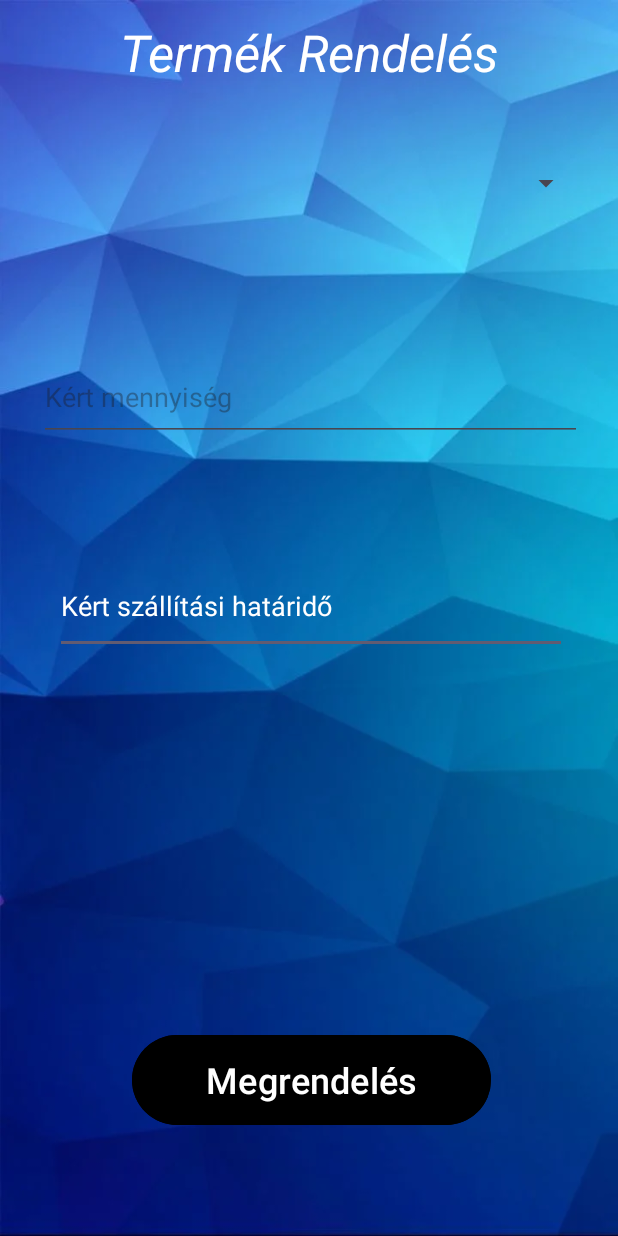
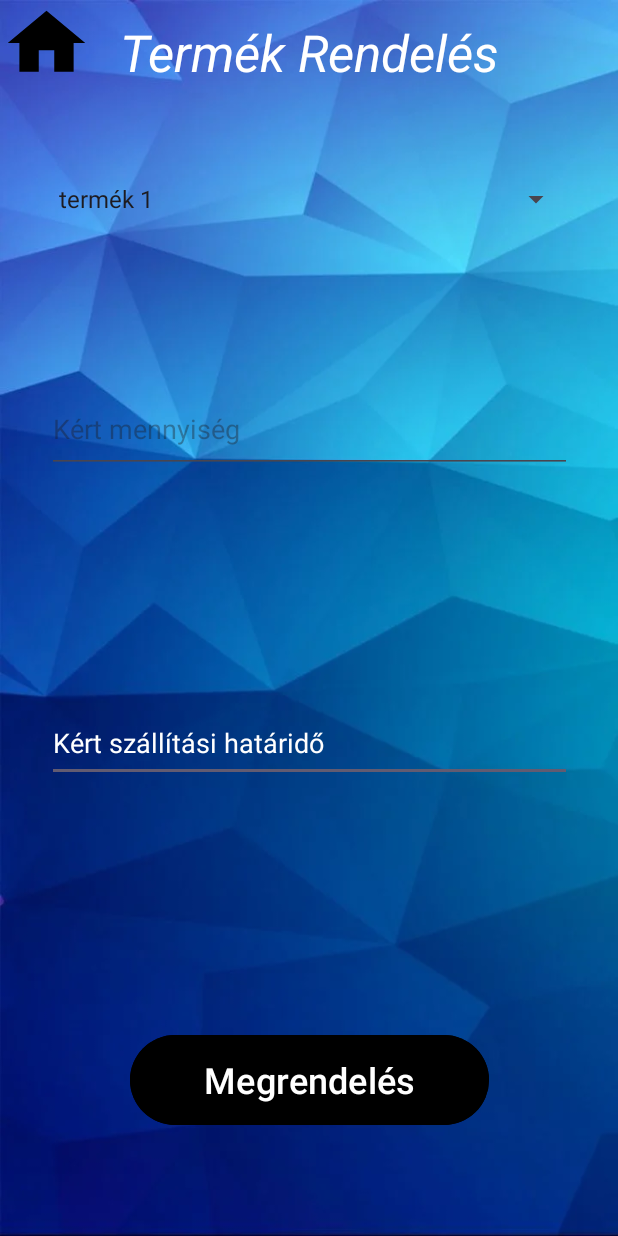
Before and after one commit to ropi0955/Android_Project, an Android app: the NewOrder screen opened directly, with no data from a screen before it, on a phone screen of 412 x 824 dp. Run offline under Robolectric (Android 15) with nearby library versions, the phone set to English and light mode, and no system bars.

Commit message:
bug fix on new order java and xml

```diff
--- a/app/src/main/java/hu/nje/tienda/pages/NewOrder.java
+++ b/app/src/main/java/hu/nje/tienda/pages/NewOrder.java
@@ -12,20 +12,25 @@ import android.widget.Toast;
 
 import hu.nje.tienda.R;
 
-public class NewOrder extends AppCompatActivity implements AdapterView.OnItemSelectedListener {
-
+public class NewOrder extends AppCompatActivity /*implements AdapterView.OnItemSelectedListener*/ {
+private Spinner spinner2;
     @Override
     protected void onCreate(Bundle savedInstanceState) {
         super.onCreate(savedInstanceState);
         setContentView(R.layout.activity_new_order);
 
-        Spinner spinner = findViewById(R.id.spinner2);
+        spinner2 = findViewById(R.id.spinner2);
+
+        initSpinner(R.array.howmanypieces,spinner2);
+    }
+       private void initSpinner(int resId, Spinner spinner)
+        {
         ArrayAdapter<CharSequence>adapter=ArrayAdapter.createFromResource(this,R.array.howmanypieces, android.R.layout.simple_spinner_item);
         adapter.setDropDownViewResource(android.R.layout.simple_spinner_dropdown_item);
-        spinner.setOnItemSelectedListener(this);
+        spinner.setAdapter(adapter);
     }
 
-    @Override
+   /* @Override
     public void onItemSelected(AdapterView<?> parent, View view, int position, long l) {
         String text= parent.getItemAtPosition(position).toString();
         Toast.makeText(parent.getContext(),text, Toast.LENGTH_SHORT).show();
@@ -33,6 +38,5 @@ public class NewOrder extends AppCompatActivity implements AdapterView.OnItemSel
 
     @Override
     public void onNothingSelected(AdapterView<?> adapterView) {
-
+}*/
     }
-}
--- /dev/null
+++ b/app/src/main/res/drawable/baseline_home_24.xml
@@ -0,0 +1,5 @@
+<vector android:height="24dp" android:tint="#0396FF"
+    android:viewportHeight="24" android:viewportWidth="24"
+    android:width="24dp" xmlns:android="http://schemas.android.com/apk/res/android">
+    <path android:fillColor="@android:color/white" android:pathData="M10,20v-6h4v6h5v-8h3L12,3 2,12h3v8z"/>
+</vector>
--- a/app/src/main/res/layout/activity_new_order.xml
+++ b/app/src/main/res/layout/activity_new_order.xml
@@ -37,9 +37,9 @@
 
     <EditText
         android:id="@+id/editTextDate"
-        android:layout_width="341dp"
-        android:layout_height="63dp"
-        android:layout_marginBottom="250dp"
+        android:layout_width="350dp"
+        android:layout_height="51dp"
+        android:layout_marginBottom="10dp"
         android:ems="10"
         android:inputType="date"
         android:text="Kért szállítási határidő"
@@ -47,26 +47,25 @@
         app:layout_constraintBottom_toTopOf="@+id/button"
         app:layout_constraintEnd_toEndOf="@+id/editTextNumber2"
         app:layout_constraintHorizontal_bias="0.529"
-        app:layout_constraintStart_toStartOf="@+id/editTextNumber2" />
+        app:layout_constraintStart_toStartOf="@+id/editTextNumber2"
+        app:layout_constraintTop_toBottomOf="@+id/editTextNumber2" />
 
     <EditText
         android:id="@+id/editTextNumber2"
-        android:layout_width="362dp"
+        android:layout_width="350dp"
         android:layout_height="58dp"
+
         android:layout_marginTop="200dp"
-        android:layout_marginBottom="100dp"
         android:ems="10"
         android:hint="Kért mennyiség"
         android:inputType="number"
-        app:layout_constraintBottom_toTopOf="@+id/editTextDate"
         app:layout_constraintEnd_toEndOf="@+id/spinner2"
-        app:layout_constraintHorizontal_bias="1.0"
         app:layout_constraintStart_toStartOf="@+id/spinner2"
         app:layout_constraintTop_toBottomOf="@+id/textView4" />
 
     <Spinner
         android:id="@+id/spinner2"
-        android:layout_width="363dp"
+        android:layout_width="350dp"
         android:layout_height="60dp"
         android:layout_marginStart="50dp"
         android:layout_marginTop="50dp"
@@ -77,4 +76,14 @@
         app:layout_constraintEnd_toEndOf="parent"
         app:layout_constraintStart_toStartOf="parent"
         app:layout_constraintTop_toBottomOf="@+id/textView4" />
+
+    <androidx.appcompat.widget.AppCompatButton
+        android:id="@+id/button2"
+        android:layout_width="62dp"
+        android:layout_height="57dp"
+        android:background="@drawable/baseline_home_24"
+        android:backgroundTint="@color/black"
+        app:layout_constraintStart_toStartOf="parent"
+        app:layout_constraintTop_toTopOf="parent"
+        tools:ignore="SpeakableTextPresentCheck" />
 </androidx.constraintlayout.widget.ConstraintLayout>
```
